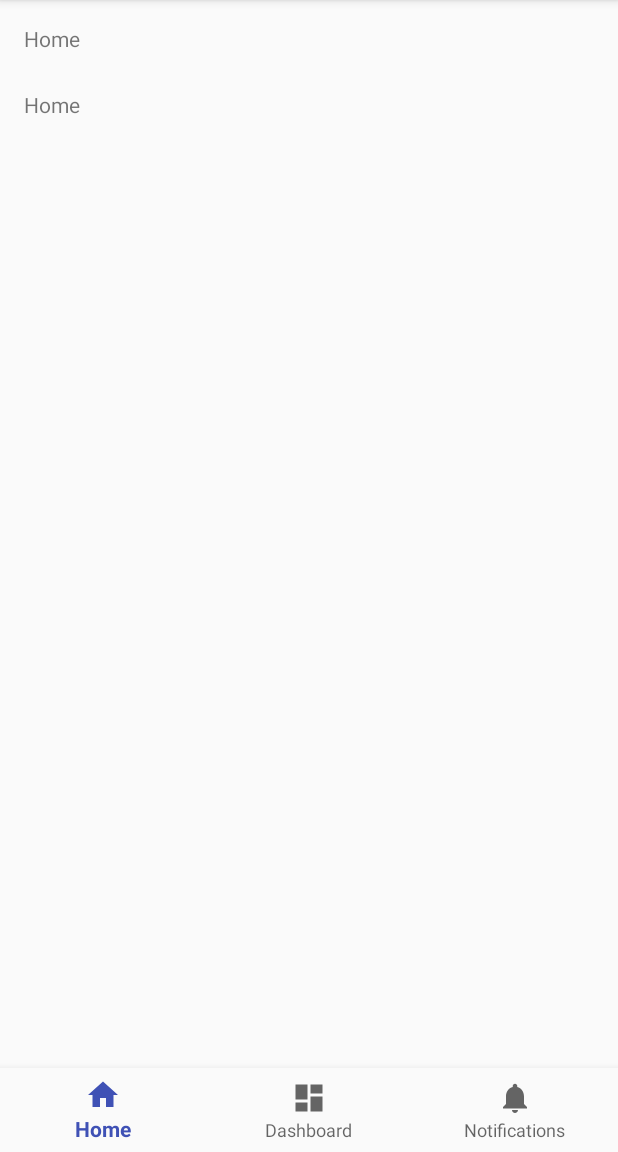
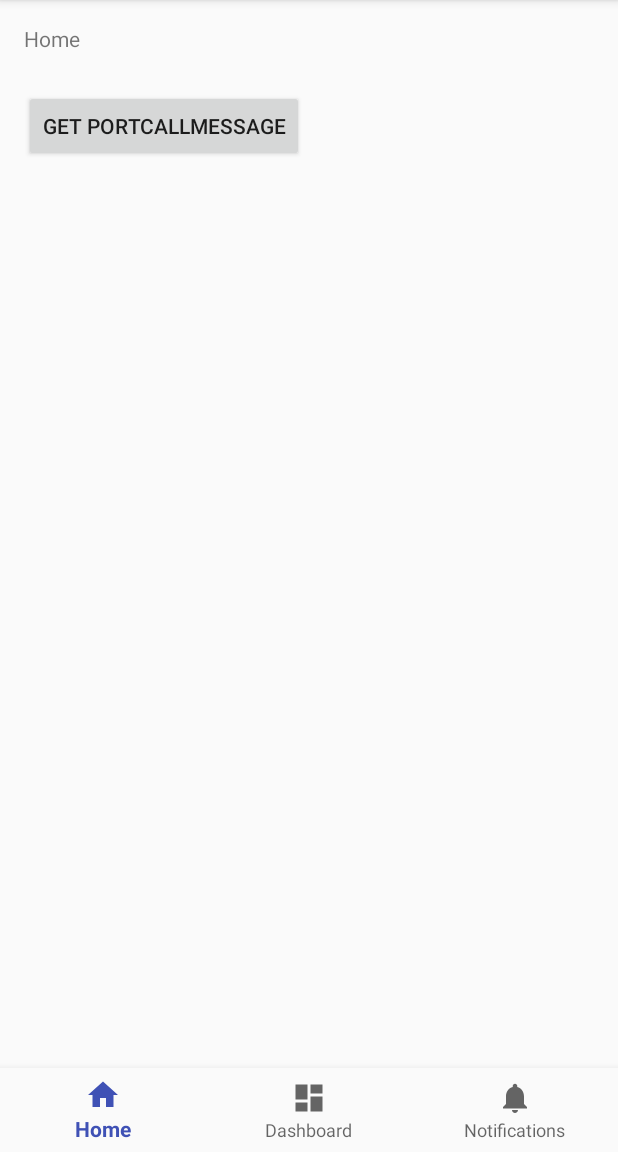
Before and after one commit to vicpers/dat255, an Android app: the screen it shows after launch (MainActivity), on a phone screen of 412 x 824 dp, the part 84-1236 px from its top. Run offline under Robolectric (Android 15) with nearby library versions, the phone set to English and light mode, and no system bars.

Commit message:
En vertikal tårtbit
Lagt till det som behövs för att appen ska få åtkomst till Internet.
Utöver det lagt till en simpel knapp som vid tryck aktiverar en
funktion. Denna funktionen hämtar det senaste PortCallMessage som finns
registrerat och skriver ut detta i appen.

```diff
--- a/WaleWaleVessels/Android-application/WaleWale/app/src/main/AndroidManifest.xml
+++ b/WaleWaleVessels/Android-application/WaleWale/app/src/main/AndroidManifest.xml
@@ -1,6 +1,7 @@
 <?xml version="1.0" encoding="utf-8"?>
 <manifest xmlns:android="http://schemas.android.com/apk/res/android"
     package="com.example.maxedman.walewale">
+    <uses-permission android:name="android.permission.INTERNET"/>
 
     <application
         android:allowBackup="true"
--- a/WaleWaleVessels/Android-application/WaleWale/app/src/main/java/com/example/maxedman/walewale/MainActivity.java
+++ b/WaleWaleVessels/Android-application/WaleWale/app/src/main/java/com/example/maxedman/walewale/MainActivity.java
@@ -1,6 +1,7 @@
 package com.example.maxedman.walewale;
 
 import android.os.Bundle;
+import android.os.StrictMode;
 import android.support.annotation.NonNull;
 import android.support.design.widget.BottomNavigationView;
 import android.support.v7.app.AppCompatActivity;
@@ -22,7 +23,6 @@ public class MainActivity extends AppCompatActivity {
             switch (item.getItemId()) {
                 case R.id.navigation_home:
                     mTextMessage.setText(R.string.title_home);
-                    printXml();
                     return true;
                 case R.id.navigation_dashboard:
                     mTextMessage.setText(R.string.title_dashboard);
@@ -44,24 +44,25 @@ public class MainActivity extends AppCompatActivity {
         mTextMessage = (TextView) findViewById(R.id.message);
         BottomNavigationView navigation = (BottomNavigationView) findViewById(R.id.navigation);
         navigation.setOnNavigationItemSelectedListener(mOnNavigationItemSelectedListener);
+
+        StrictMode.ThreadPolicy policy = new StrictMode.ThreadPolicy.Builder().permitAll().build();
+        StrictMode.setThreadPolicy(policy);
     }
 
-    public void printXml(){
+    public void printXml(View v){
 
         HttpUrlConnectionTester apiTester = new HttpUrlConnectionTester();
-        //String testXML = apiTester.xmlTester();
-        //System.out.println(apiTester.test());
         TextView myXmlView = (TextView)findViewById(R.id.xmlMessage);
-        myXmlView.setText(apiTester.test());
-        //TextView myXmlView = (TextView)findViewById(R.id.xmlMessage);
-        //myXmlView.setText(testXML);
+        myXmlView.setText(apiTester.xmlTester());
+
     }
 
-    public void testSetText(){
+    public String test(View v){
 
-        TextView myXmlView = (TextView)findViewById(R.id.xmlMessage);
-        myXmlView.setText("Hello World!");
+        return "WoHo";
+
     }
 
 
+
 }
--- a/WaleWaleVessels/Android-application/WaleWale/app/src/main/res/layout/activity_main.xml
+++ b/WaleWaleVessels/Android-application/WaleWale/app/src/main/res/layout/activity_main.xml
@@ -24,6 +24,16 @@
             android:layout_marginTop="@dimen/activity_vertical_margin"
             android:text="@string/title_home" />
 
+        <Button
+            android:layout_height="wrap_content"
+            android:layout_width="wrap_content"
+            android:text="Get PortCallMessage"
+            android:layout_marginBottom="16dp"
+            android:layout_marginLeft="16dp"
+            android:layout_marginRight="16dp"
+            android:layout_marginTop="60dp"
+            android:onClick="printXml" />
+
         <TextView
             android:id="@+id/xmlMessage"
             android:layout_width="match_parent"
@@ -31,8 +41,8 @@
             android:layout_marginBottom="16dp"
             android:layout_marginLeft="16dp"
             android:layout_marginRight="16dp"
-            android:layout_marginTop="60dp"
-            android:text="@string/title_home" />
+            android:layout_marginTop="160dp"
+            />
 
     </FrameLayout>
 
```
Also changed, not shown: WaleWaleVessels/Android-application/WaleWale/app/src/main/java/HTTPRequest/HttpUrlConnectionTester.java (+15 -15 lines).
